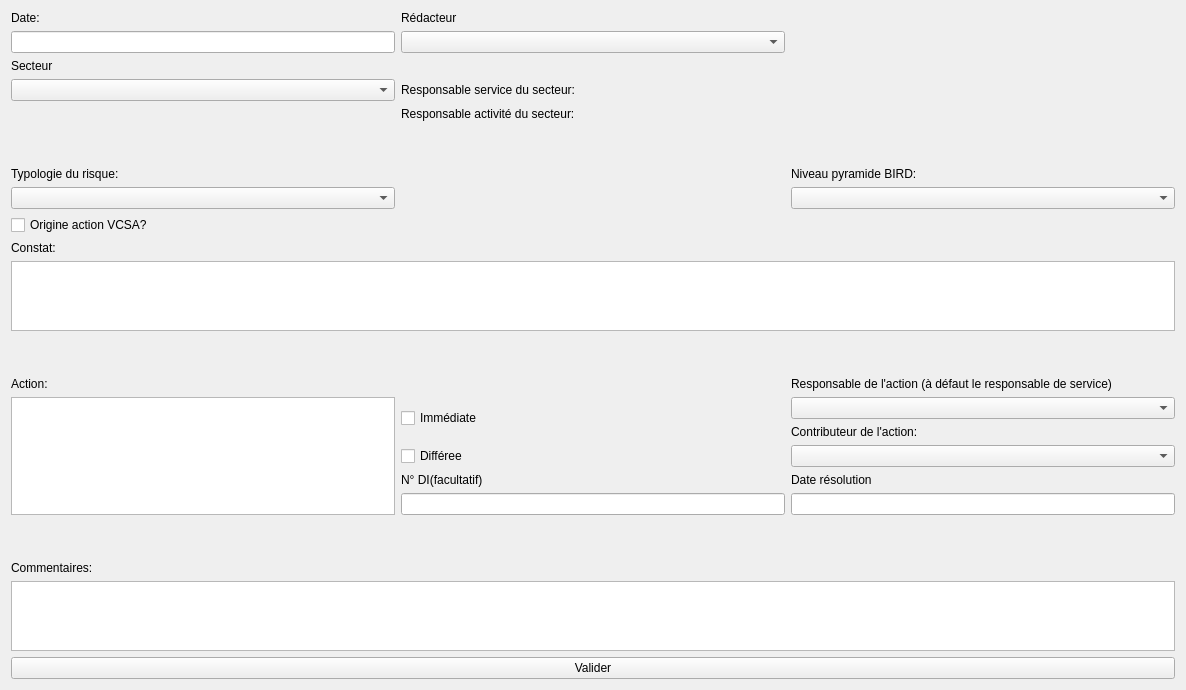
Qt form Projet_Ajour/RDR.ui (simzrch/Projet_Entremont) before a commit.
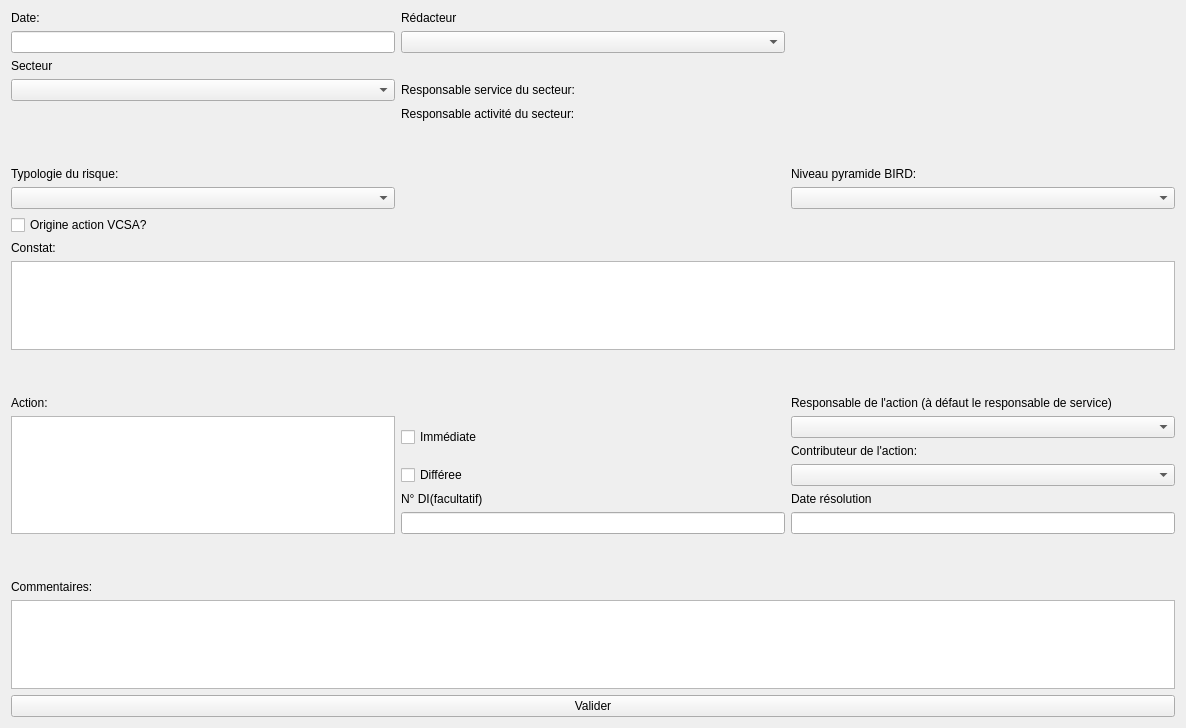
The same form after that commit.

The edit to the form file:
```diff
--- a/Projet_Ajour/RDR.ui
+++ b/Projet_Ajour/RDR.ui
@@ -7,7 +7,7 @@
     <x>0</x>
     <y>0</y>
     <width>1186</width>
-    <height>674</height>
+    <height>728</height>
    </rect>
   </property>
   <property name="windowTitle">
```
Left out of the diff: 32 changed lines with no effect on the pictures.
